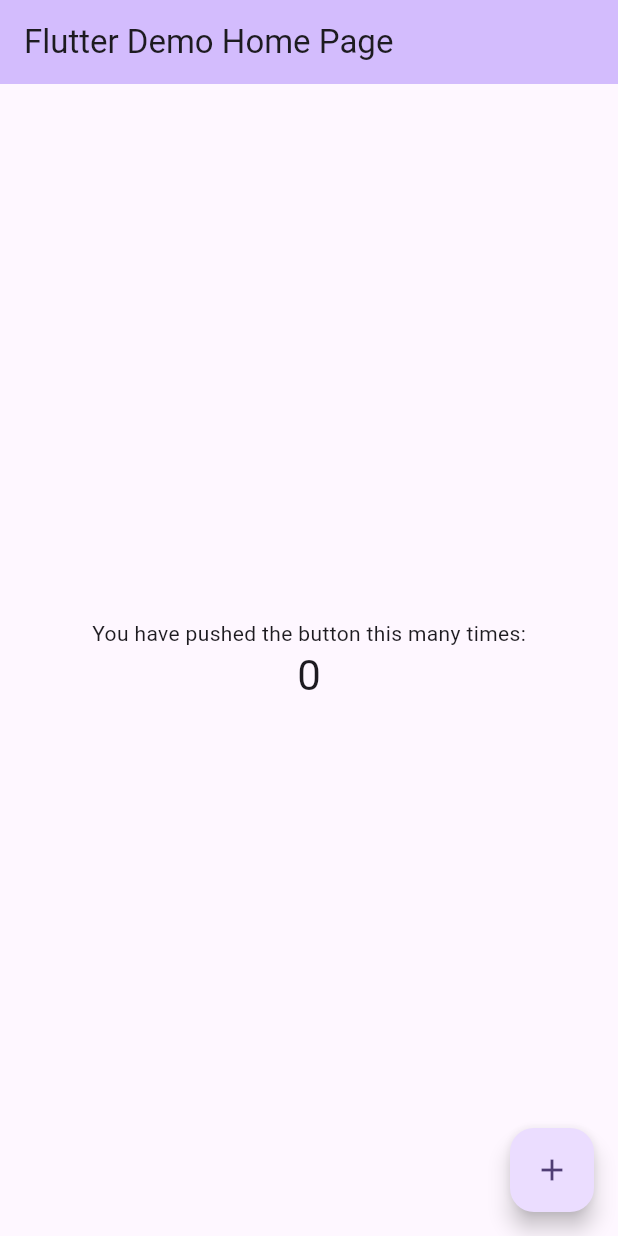
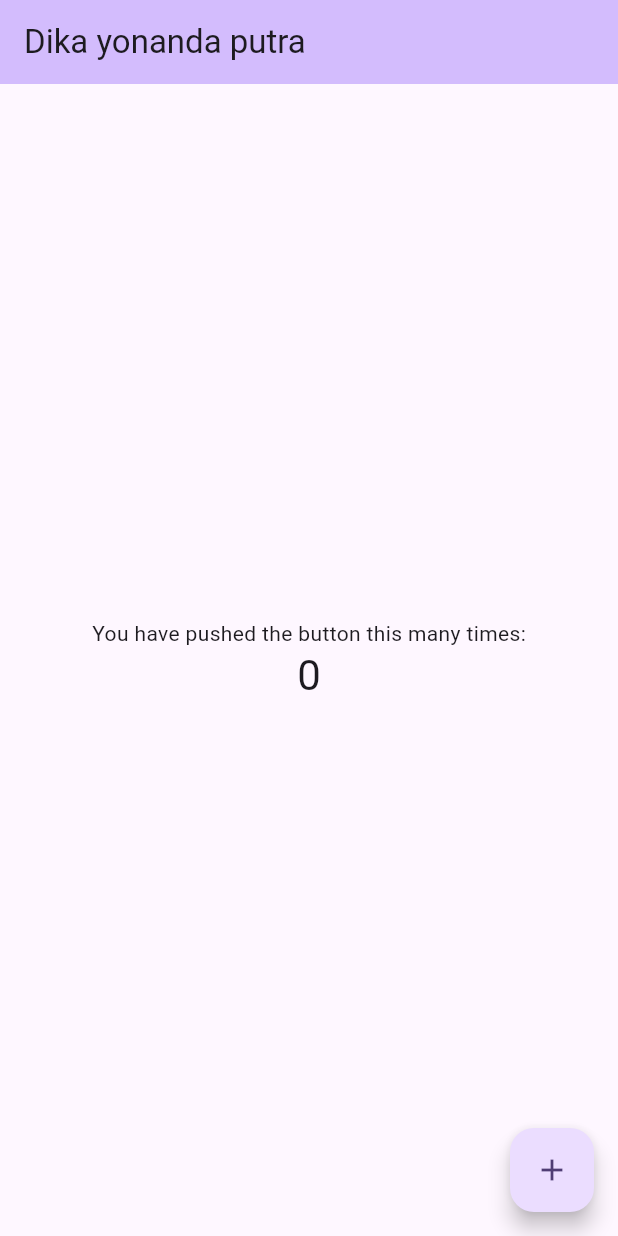
Before and after one commit to dikayo05/flutter-fundamental-latih1, a Flutter app: the screen it shows after launch, on a phone screen of 412 x 824 dp. Run offline on Flutter 3.47's test engine with Material 3 defaults, Android fonts, the phone set to English and light mode, and no system bars.

Commit message:
update image dan readme

```diff
--- a/lib/main.dart
+++ b/lib/main.dart
@@ -30,7 +30,7 @@ class MyApp extends StatelessWidget {
         // tested with just a hot reload.
         colorScheme: ColorScheme.fromSeed(seedColor: Colors.deepPurple),
       ),
-      home: const MyHomePage(title: 'Flutter Demo Home Page'),
+      home: const MyHomePage(title: 'Dika yonanda putra'),
     );
   }
 }
```
Also changed, not shown: 1 other file.
